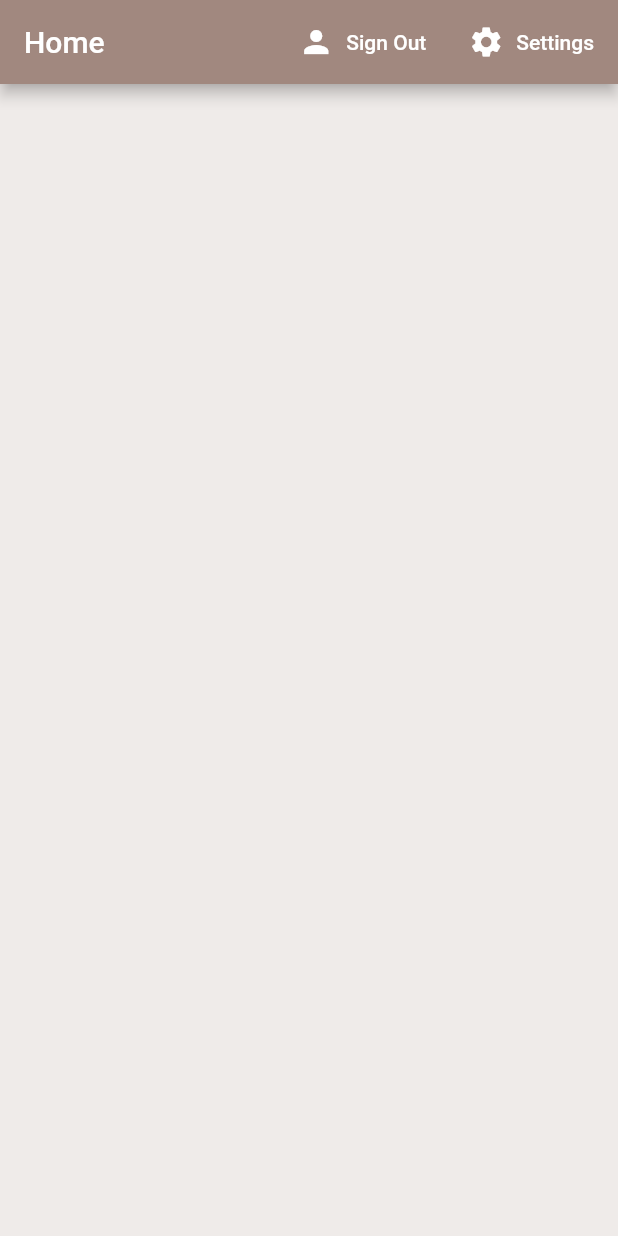
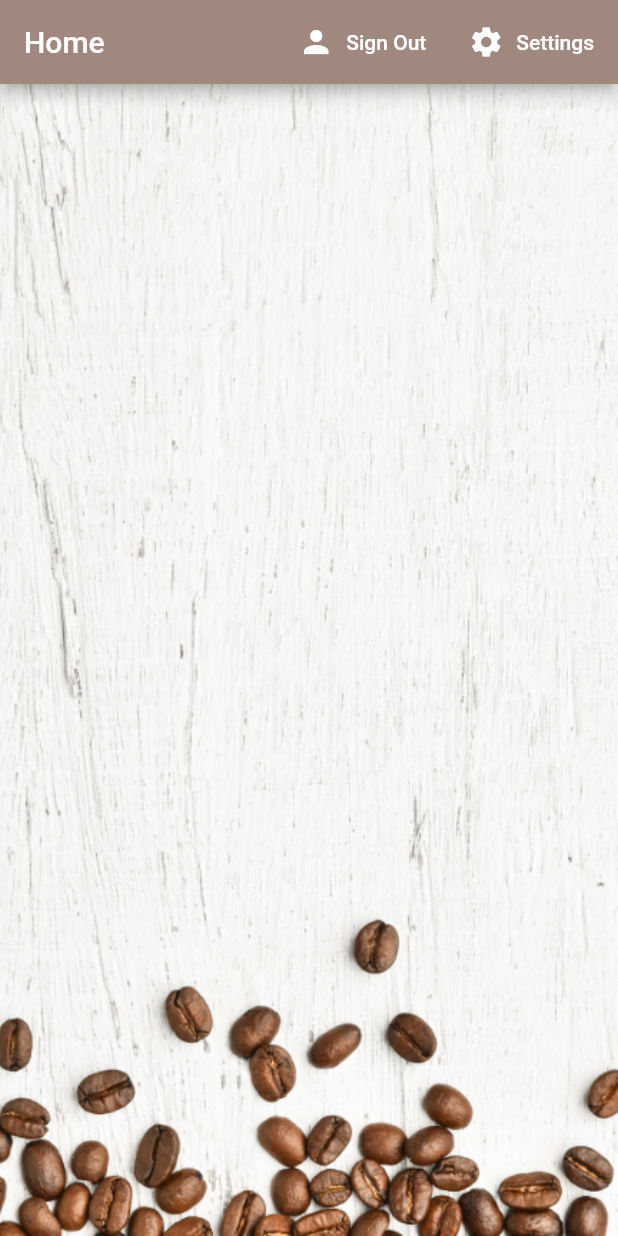
Before and after one commit to Mutembeijoe/coffee_break, a Flutter app: the screen it shows once a user with an empty profile is signed in, on a phone screen of 412 x 824 dp. Run offline on Flutter 3.47's test engine with Material 2 defaults, Android fonts, the phone set to English and light mode, and no system bars; our stand-ins replace cloud_firestore, firebase_auth, flutter_spinkit; accounts and stored records are empty.

```diff
--- a/lib/screens/home/home.dart
+++ b/lib/screens/home/home.dart
@@ -55,7 +55,15 @@ class Home extends StatelessWidget {
             )
           ],
         ),
-        body: CoffeeList(),
+        body: Container(
+          decoration: BoxDecoration(
+            image: DecorationImage(
+              image: AssetImage('assets/coffee_bg.png'),
+              fit: BoxFit.cover,
+            ),
+          ),
+          child: CoffeeList(),
+        ),
       ),
     );
   }
--- a/pubspec.yaml
+++ b/pubspec.yaml
@@ -50,9 +50,8 @@ flutter:
   uses-material-design: true
 
   # To add assets to your application, add an assets section, like this:
-  # assets:
-  #   - images/a_dot_burr.jpeg
-  #   - images/a_dot_ham.jpeg
+  assets:
+    - assets/
 
   # An image asset can refer to one or more resolution-specific "variants", see
   # https://flutter.dev/assets-and-images/#resolution-aware.
```
Also changed, not shown: lib/screens/home/coffee_tile.dart (+10 -3 lines), assets/coffee_bg.png (added), assets/coffee_icon.png (added).
